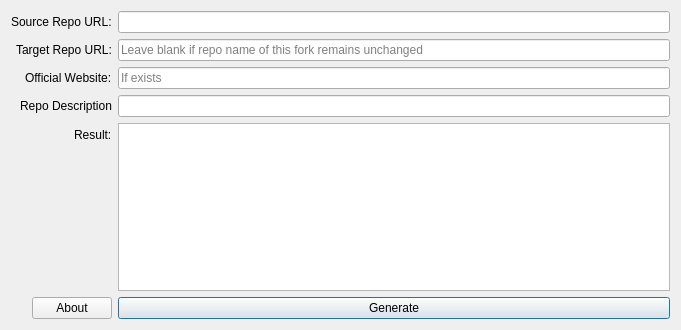
QuakeEngines/Simple_QE_HTML_generator, file widget.ui: the form before one commit.
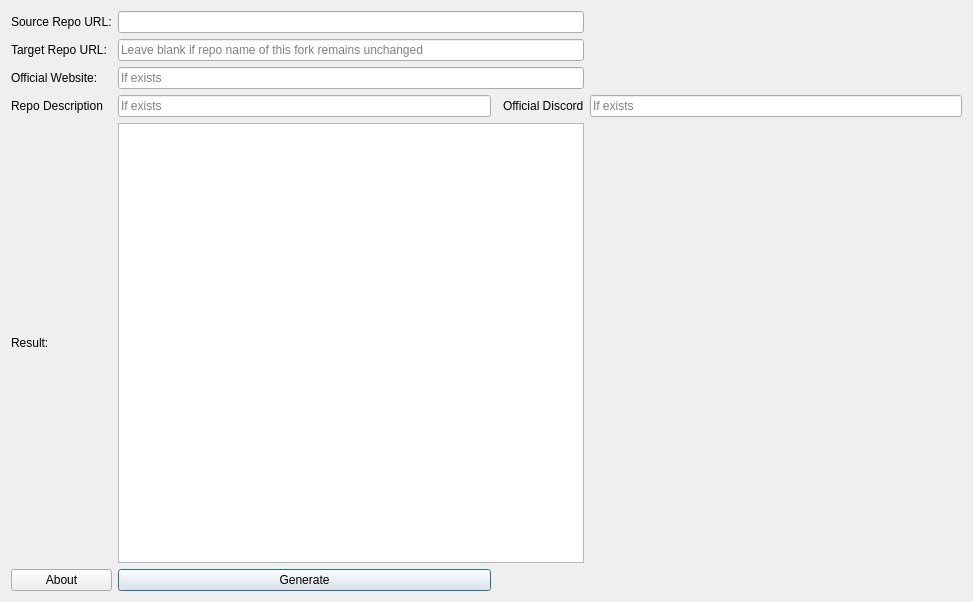
The form after the commit.

Commit message:
Add Discord field URL and name, remove Qt UI Form and replace it with code, ...
... draw Dicord name and URL on one row, set correct title for About dialog box, make Enter key work in DIscord fields too, remove last slash in URL for shortOfficialSite, update screenshot of the app

The edit to the form file:
```diff
--- a/widget.ui
+++ b/widget.ui
@@ -6,8 +6,8 @@
    <rect>
     <x>0</x>
     <y>0</y>
-    <width>681</width>
-    <height>330</height>
+    <width>973</width>
+    <height>602</height>
    </rect>
   </property>
   <property name="windowTitle">
@@ -15,19 +15,9 @@
   </property>
   <layout class="QVBoxLayout" name="verticalLayout">
    <item>
-    <layout class="QFormLayout" name="formLayout">
-     <property name="labelAlignment">
-      <set>Qt::AlignRight|Qt::AlignTrailing|Qt::AlignVCenter</set>
-     </property>
-     <item row="0" column="0">
-      <widget class="QLabel" name="label">
-       <property name="text">
-        <string>Source Repo URL:</string>
-       </property>
-      </widget>
-     </item>
-     <item row="0" column="1">
-      <widget class="QLineEdit" name="lineEdit"/>
+    <layout class="QGridLayout" name="gridLayout">
+     <item row="5" column="1" colspan="3">
+      <widget class="QPlainTextEdit" name="resultText"/>
      </item>
      <item row="1" column="0">
       <widget class="QLabel" name="label_2">
@@ -36,7 +26,35 @@
        </property>
       </widget>
      </item>
-     <item row="1" column="1">
+     <item row="4" column="3">
+      <widget class="QLabel" name="label_4">
+       <property name="text">
+        <string>Official Discord</string>
+       </property>
+      </widget>
+     </item>
+     <item row="0" column="0">
+      <widget class="QLabel" name="label_1">
+       <property name="text">
+        <string>Source Repo URL:</string>
+       </property>
+      </widget>
+     </item>
+     <item row="5" column="0">
+      <widget class="QLabel" name="label_6">
+       <property name="text">
+        <string>Result:</string>
+       </property>
+      </widget>
+     </item>
+     <item row="2" column="1" colspan="3">
+      <widget class="QLineEdit" name="lineEdit_3">
+       <property name="placeholderText">
+        <string>If exists</string>
+       </property>
+      </widget>
+     </item>
+     <item row="1" column="1" colspan="3">
       <widget class="QLineEdit" name="lineEdit_2">
        <property name="placeholderText">
         <string>Leave blank if repo name of this fork remains unchanged</string>
@@ -44,44 +62,30 @@
       </widget>
      </item>
      <item row="2" column="0">
-      <widget class="QLabel" name="label_5">
+      <widget class="QLabel" name="label_3">
        <property name="text">
         <string>Official Website:</string>
        </property>
       </widget>
      </item>
-     <item row="2" column="1">
-      <widget class="QLineEdit" name="lineEdit_3">
-       <property name="placeholderText">
-        <string>If exists</string>
-       </property>
-      </widget>
-     </item>
-     <item row="3" column="0">
-      <widget class="QLabel" name="label_4">
-       <property name="text">
-        <string>Repo Description</string>
-       </property>
-      </widget>
+     <item row="0" column="1" colspan="3">
+      <widget class="QLineEdit" name="lineEdit"/>
      </item>
      <item row="4" column="0">
-      <widget class="QLabel" name="label_3">
+      <widget class="QLabel" name="label_5">
        <property name="text">
-        <string>Result:</string>
+        <string>Repo Description</string>
        </property>
       </widget>
      </item>
-     <item row="4" column="1">
-      <widget class="QPlainTextEdit" name="resultText"/>
-     </item>
-     <item row="5" column="0">
+     <item row="6" column="0">
       <widget class="QPushButton" name="aboutButton">
        <property name="text">
         <string>About</string>
        </property>
       </widget>
      </item>
-     <item row="5" column="1">
+     <item row="6" column="1">
       <widget class="QPushButton" name="generateButton">
        <property name="text">
         <string>Generate</string>
@@ -94,8 +98,19 @@
        </property>
       </widget>
      </item>
-     <item row="3" column="1">
-      <widget class="QLineEdit" name="lineEdit_4"/>
+     <item row="4" column="4">
+      <widget class="QLineEdit" name="lineEdit_4">
+       <property name="placeholderText">
+        <string>If exists</string>
+       </property>
+      </widget>
+     </item>
+     <item row="4" column="1">
+      <widget class="QLineEdit" name="lineEdit_5">
+       <property name="placeholderText">
+        <string>If exists</string>
+       </property>
+      </widget>
      </item>
     </layout>
    </item>
```
The commit also changes 5 other files.
